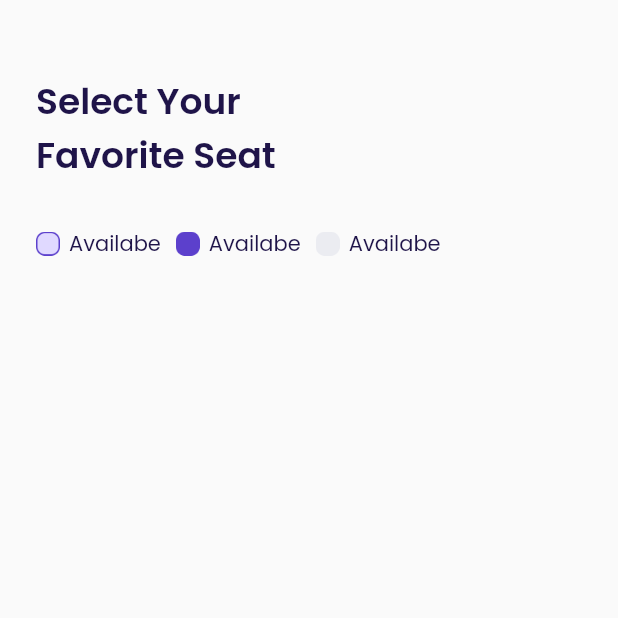
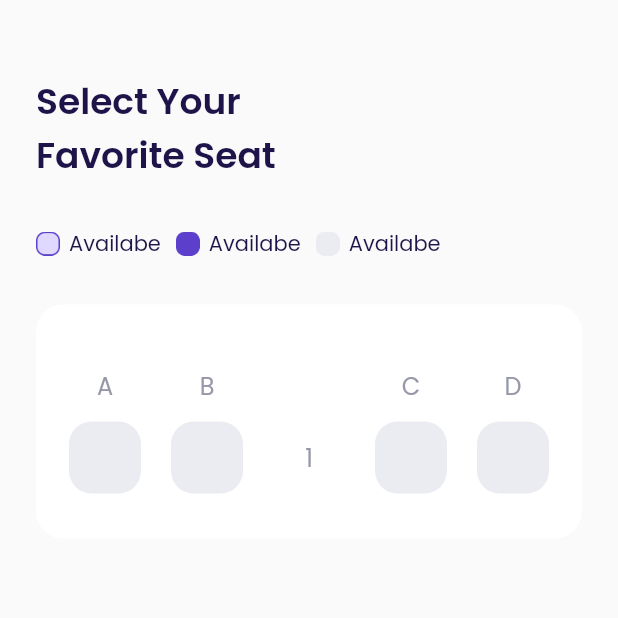
Before and after one commit to rafiyandi/Airplane, a Flutter app: the ChooseSeatPage screen opened directly, on a phone screen of 412 x 824 dp, the top half of it. Run offline on Flutter 3.47's test engine with Material 2 defaults, Android fonts, the phone set to English and light mode, and no system bars; our stand-ins replace bloc, cloud_firestore, equatable, firebase_auth, firebase_core, flutter_bloc and 1 more; accounts and stored records are empty.

Commit message:
add seat item in choose seat page

```diff
--- a/app_travel/lib/ui/page/choose_seat_page.dart
+++ b/app_travel/lib/ui/page/choose_seat_page.dart
@@ -1,4 +1,5 @@
 import 'package:app_travel/shared/theme.dart';
+import 'package:app_travel/ui/widgets/seat_item.dart';
 import 'package:flutter/material.dart';
 
 class ChooseSeatPage extends StatelessWidget {
@@ -71,12 +72,102 @@ class ChooseSeatPage extends StatelessWidget {
       );
     }
 
+    Widget selectSeat() {
+      return Container(
+        width: double.infinity,
+        margin: EdgeInsets.symmetric(vertical: 30),
+        padding: EdgeInsets.symmetric(vertical: 30, horizontal: 22),
+        decoration: BoxDecoration(
+          color: kWhiteColor,
+          borderRadius: BorderRadius.circular(18),
+        ),
+        child: Column(
+          children: [
+            //NOTE:SEAT INDICATOR
+            Row(
+              mainAxisAlignment: MainAxisAlignment.spaceBetween,
+              children: [
+                Container(
+                  height: 48,
+                  width: 48,
+                  child: Center(
+                    child: Text(
+                      "A",
+                      style: greyTextStyle.copyWith(fontSize: 16),
+                    ),
+                  ),
+                ),
+                Container(
+                  height: 48,
+                  width: 48,
+                  child: Center(
+                    child: Text(
+                      "B",
+                      style: greyTextStyle.copyWith(fontSize: 16),
+                    ),
+                  ),
+                ),
+                Container(
+                  height: 48,
+                  width: 48,
+                  child: Text(
+                    " ",
+                  ),
+                ),
+                Container(
+                  height: 48,
+                  width: 48,
+                  child: Center(
+                    child: Text(
+                      "C",
+                      style: greyTextStyle.copyWith(fontSize: 16),
+                    ),
+                  ),
+                ),
+                Container(
+                  height: 48,
+                  width: 48,
+                  child: Center(
+                    child: Text(
+                      "D",
+                      style: greyTextStyle.copyWith(fontSize: 16),
+                    ),
+                  ),
+                ),
+              ],
+            ),
+            //NOTE : SEAT 1\
+            Row(
+              mainAxisAlignment: MainAxisAlignment.spaceBetween,
+              children: [
+                SeatItem(),
+                SeatItem(),
+                Container(
+                  width: 48,
+                  height: 48,
+                  child: Center(
+                    child: Text(
+                      "1",
+                      style: greyTextStyle.copyWith(fontSize: 16),
+                    ),
+                  ),
+                ),
+                SeatItem(),
+                SeatItem(),
+              ],
+            ),
+          ],
+        ),
+      );
+    }
+
     return Scaffold(
         body: ListView(
       padding: EdgeInsets.symmetric(horizontal: defaultMargin),
       children: [
         title(),
         setStatus(),
+        selectSeat(),
       ],
     ));
   }
--- /dev/null
+++ b/app_travel/lib/ui/widgets/seat_item.dart
@@ -0,0 +1,18 @@
+import 'package:app_travel/shared/theme.dart';
+import 'package:flutter/material.dart';
+
+class SeatItem extends StatelessWidget {
+  const SeatItem({Key? key}) : super(key: key);
+
+  @override
+  Widget build(BuildContext context) {
+    return Container(
+      width: 48,
+      height: 48,
+      decoration: BoxDecoration(
+        color: kUnavailableColor,
+        borderRadius: BorderRadius.circular(15),
+      ),
+    );
+  }
+}
```
